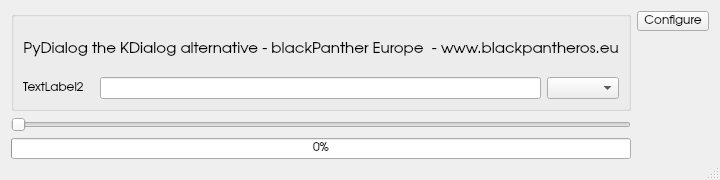
Qt form modules/window1.ui (blackPantherOS/pydialog) before a commit.
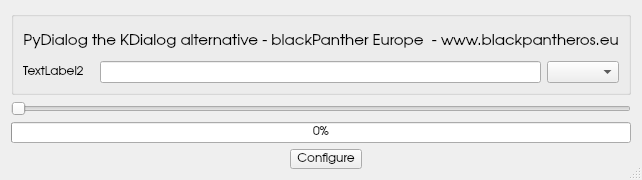
The same form after that commit. Icons and pictures are not drawn.

Commit message: toolbutton after the buttons

The edit to the form file:
```diff
--- a/modules/window1.ui
+++ b/modules/window1.ui
@@ -232,6 +232,8 @@
       </widget>
      </item>
      <item>
+      <layout class="QHBoxLayout" name="horizontalLayout_4">
+       <item>
       <layout class="QHBoxLayout" name="horizontalLayout">
        <property name="sizeConstraint">
         <enum>QLayout::SetNoConstraint</enum>
@@ -250,10 +252,6 @@
        </property>
       </layout>
      </item>
-    </layout>
-   </item>
-   <item row="1" column="2">
-    <layout class="QVBoxLayout" name="verticalLayout_3">
      <item>
       <widget class="QToolButton" name="toolButton">
        <property name="toolTip">
@@ -271,18 +269,7 @@
        </property>
       </widget>
      </item>
-     <item>
-      <spacer name="verticalSpacer">
-       <property name="orientation">
-        <enum>Qt::Vertical</enum>
-       </property>
-       <property name="sizeHint" stdset="0">
-        <size>
-         <width>20</width>
-         <height>40</height>
-        </size>
-       </property>
-      </spacer>
+      </layout>
      </item>
     </layout>
    </item>
```
Lines whose indentation alone changed are shown as unchanged. The commit also changes 1 other file.
